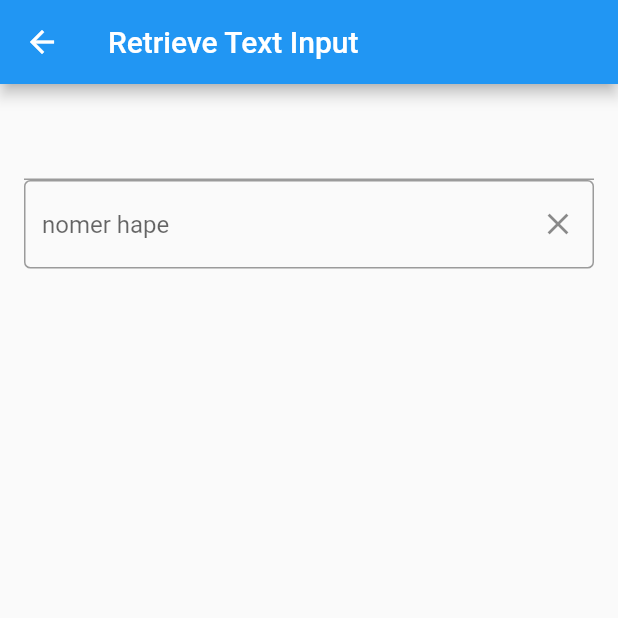
After one commit to prgrm274/loanapp, a Flutter app: the TextField1 screen opened directly, on a phone screen of 412 x 824 dp, the top half of it. The commit adds this screen. Run offline on Flutter 3.47's test engine with Material 2 defaults, Android fonts, the phone set to English and light mode, and no system bars; our stand-ins replace camera, flutter_mobx, mobx, video_player; missing offline and left inert: esys_flutter_share, flutter_numpad_widget, gradient_text.

Commit message:
view di dialog bs (nyoba viewnya text edit)

```diff
--- /dev/null
+++ b/lib/textediting/j_textfield1.dart
@@ -0,0 +1,70 @@
+import 'package:flutter/cupertino.dart';
+import 'package:flutter/material.dart';
+
+class TextField1 extends StatefulWidget {
+  TextField1({Key key}) : super(key: key);
+
+  @override
+  _TextField1State createState() => _TextField1State();
+}
+
+// Define a corresponding State class.
+// This class holds data related to the Form.
+class _TextField1State extends State<TextField1> {
+  // Create a text controller and use it to retrieve the current value
+  // of the TextField.
+  final tec = TextEditingController();
+
+  @override
+  void initState() {
+    super.initState();
+    tec.addListener(_printLatestValue);
+  }
+
+  @override
+  void dispose() {
+    // Clean up the controller when the widget is removed from the widget tree.
+    // This also removes the _printLatestValue listener.
+    tec.dispose();
+    super.dispose();
+  }
+
+  _printLatestValue() {
+    print("Second text field: ${tec.text}");
+  }
+
+  @override
+  Widget build(BuildContext context) {
+    return Scaffold(
+      appBar: AppBar(
+        title: Text('Retrieve Text Input'),
+      ),
+      body: Padding(
+        padding: const EdgeInsets.all(16.0),
+        child: Column(
+          children: <Widget>[
+            TextField(
+              onChanged: (text) {
+                print("First text field: $text");
+              },
+            ),
+            TextField(
+              controller: tec,
+              decoration: InputDecoration(
+                /// suffixIcon: Icon(Icons.cancel),
+                suffixIcon: IconButton(
+                  onPressed: () => tec.clear(),
+                  icon: Icon(Icons.clear),
+                ),
+                hintText: 'nomer hape',
+                border: OutlineInputBorder(
+                  borderRadius: BorderRadius.circular(4.2),
+                )
+              ),
+            ),
+          ],
+        ),
+      ),
+    );
+  }
+}
```
Also changed, not shown: lib/dialog_for_dropdown/dialog1.dart (+8 -3 lines), lib/textediting/j_textfield1_no_appbar.dart (renamed from lib/textediting/jntf.dart, +4 -7 lines).
